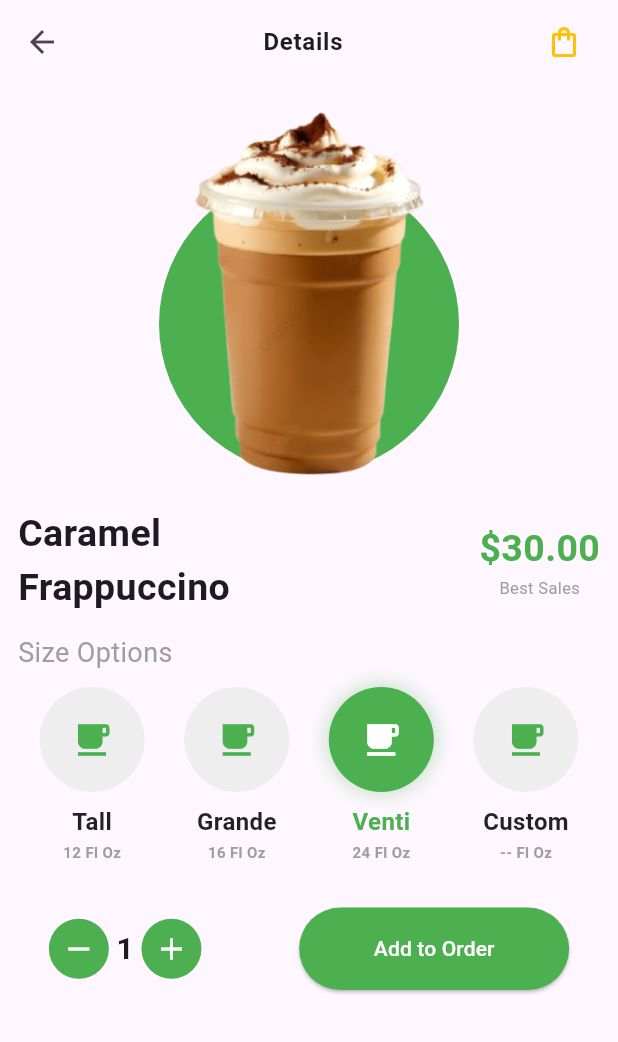
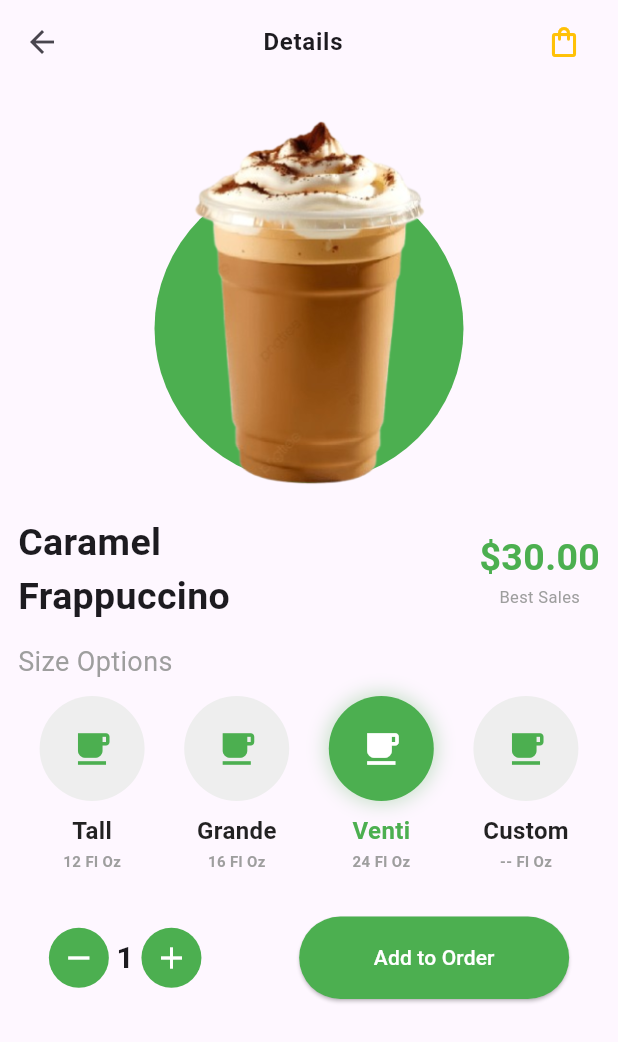
Before and after one commit to Maha6468/ui_design_1, a Flutter app: the screen it shows after launch, after a tap on the "shopping bag" icon, on a phone screen of 412 x 824 dp. Shown: the top 1042 px of the screen. Run offline on Flutter 3.47's test engine with Material 3 defaults, Android fonts, the phone set to English and light mode, and no system bars.

Commit message:
last update

```diff
--- a/lib/coffeeHomePage/all_screen/details.dart
+++ b/lib/coffeeHomePage/all_screen/details.dart
@@ -2,7 +2,6 @@ import 'package:flutter/material.dart';
 
 class Details extends StatefulWidget {
   const Details({super.key});
-
   @override
   State<Details> createState() => _DetailsState();
 }
@@ -41,8 +40,10 @@ class _DetailsState extends State<Details> {
               clipBehavior: Clip.none,
               children: [
                 Container(
-                  height: 200,
-                  width: 200,
+                  //height: 200,
+                  height: MediaQuery.of(context).size.width*0.5,
+                  //width: 200,
+                  width: MediaQuery.of(context).size.width*0.5,
                   decoration: BoxDecoration(
                     color: Colors.green,
                     shape: BoxShape.circle,
--- a/lib/coffeeHomePage/all_screen/home.dart
+++ b/lib/coffeeHomePage/all_screen/home.dart
@@ -1,5 +1,4 @@
 import 'dart:ui';
-import 'package:flutter/cupertino.dart';
 import 'package:flutter/material.dart';
 import 'details.dart';
 
@@ -14,7 +13,6 @@ class _HomeState extends State<Home> {
   @override
   Widget build(BuildContext context) {
     final size = MediaQuery.of(context).size;
-    final isPortrait = MediaQuery.of(context).orientation == Orientation.portrait;
     return Scaffold(
       body: SafeArea(
         child: Column(
@@ -131,24 +129,23 @@ class TopCurveClipper extends CustomClipper<Path> {
 
 
 
+
+
 Widget _buildCategoryItem(String icon, String title,Size size) {
   return Column(
     children: [
       CircleAvatar(
-        // radius: 30,
-        radius: size.width * 0.07,
+        radius: size.width * 0.08,
         backgroundColor: Colors.white,
         child: Text(icon, style:  TextStyle(
-          // fontSize: 30,
-            fontSize: size.width * 0.07
-
+            fontSize: size.width * 0.09
         )),
       ),
       const SizedBox(height: 5),
       Text(
         title,
-        style: const TextStyle(
-            fontSize: 9, fontWeight: FontWeight.w600, color: Colors.grey
+        style: TextStyle(
+            fontSize: size.width*0.03, fontWeight: FontWeight.w600, color: Colors.grey
         ),
       ),
     ],
```
